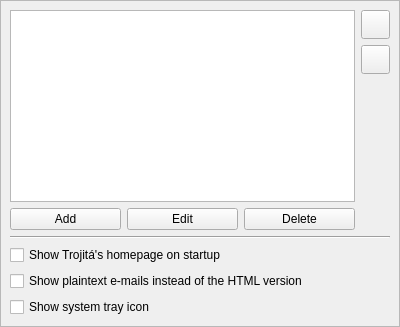
Old version of the form src/Gui/SettingsGeneralPage.ui in the repository jktjkt/trojita.
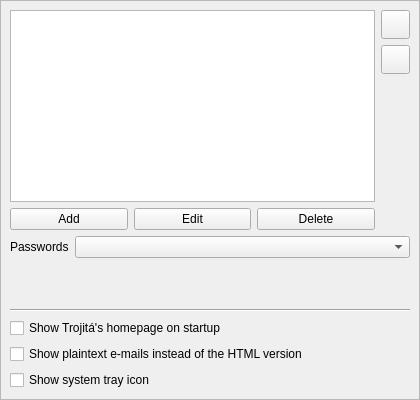
New version of the form.

Commit message:
Configure password plugins from the settings dialog
Bugs added by jkt.

The edit to the form file:
```diff
--- a/src/Gui/SettingsGeneralPage.ui
+++ b/src/Gui/SettingsGeneralPage.ui
@@ -4,8 +4,8 @@
  <widget class="QScrollArea" name="GeneralPage">
   <property name="minimumSize">
    <size>
-    <width>400</width>
-    <height>0</height>
+    <width>420</width>
+    <height>400</height>
    </size>
   </property>
   <property name="windowTitle">
@@ -116,13 +116,37 @@
      </layout>
     </item>
     <item row="3" column="0" colspan="2">
+     <layout class="QFormLayout" name="formLayout">
+      <property name="fieldGrowthPolicy">
+       <enum>QFormLayout::AllNonFixedFieldsGrow</enum>
+      </property>
+      <item row="1" column="0">
+       <widget class="QLabel" name="passwordLabel">
+        <property name="text">
+         <string>Passwords</string>
+        </property>
+       </widget>
+      </item>
+      <item row="1" column="1">
+       <widget class="QComboBox" name="passwordBox">
+        <property name="minimumSize">
+         <size>
+          <width>310</width>
+          <height>0</height>
+         </size>
+        </property>
+       </widget>
+      </item>
+     </layout>
+    </item>
+    <item row="4" column="0" colspan="2">
      <widget class="Line" name="line">
       <property name="orientation">
        <enum>Qt::Horizontal</enum>
       </property>
      </widget>
     </item>
-    <item row="4" column="0" colspan="2">
+    <item row="5" column="0" colspan="2">
      <widget class="QCheckBox" name="showHomepageCheckbox">
       <property name="toolTip">
        <string/>
@@ -132,14 +156,14 @@
       </property>
      </widget>
     </item>
-    <item row="5" column="0">
+    <item row="6" column="0" colspan="2">
      <widget class="QCheckBox" name="preferPlaintextCheckbox">
       <property name="text">
        <string>Show plaintext e-mails instead of the HTML version</string>
       </property>
      </widget>
     </item>
-    <item row="6" column="0">
+    <item row="7" column="0" colspan="2">
      <widget class="QCheckBox" name="guiSystrayCheckbox">
       <property name="text">
        <string>Show system tray icon</string>
```
The commit also changes 3 other files.
